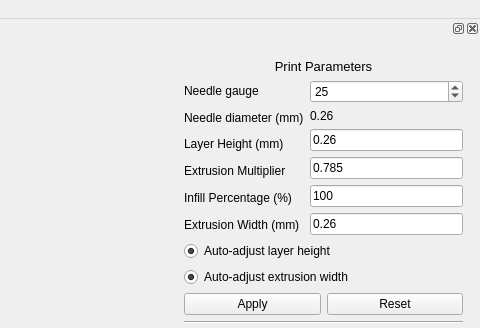
First picture: the form in mainwindowform.ui, repository taylorgwood/FRE_Visualizer_GUI, before the edit; both pictures show x 802 to 1282 and y 0 to 328 of the 1282 by 796 pixel window.
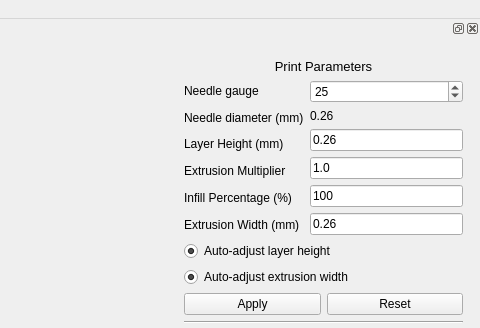
Second picture: the form after the edit.

```diff
--- a/mainwindowform.ui
+++ b/mainwindowform.ui
@@ -208,7 +208,7 @@
             <item>
              <widget class="QLineEdit" name="extrusionMultiplier">
               <property name="text">
-               <string>0.785</string>
+               <string>1.0</string>
               </property>
              </widget>
             </item>
@@ -476,7 +476,7 @@
       </item>
      </layout>
     </widget>
-    <widget class="QWidget" name="">
+    <widget class="QWidget" name="layoutWidget">
      <property name="geometry">
       <rect>
        <x>2</x>
```
